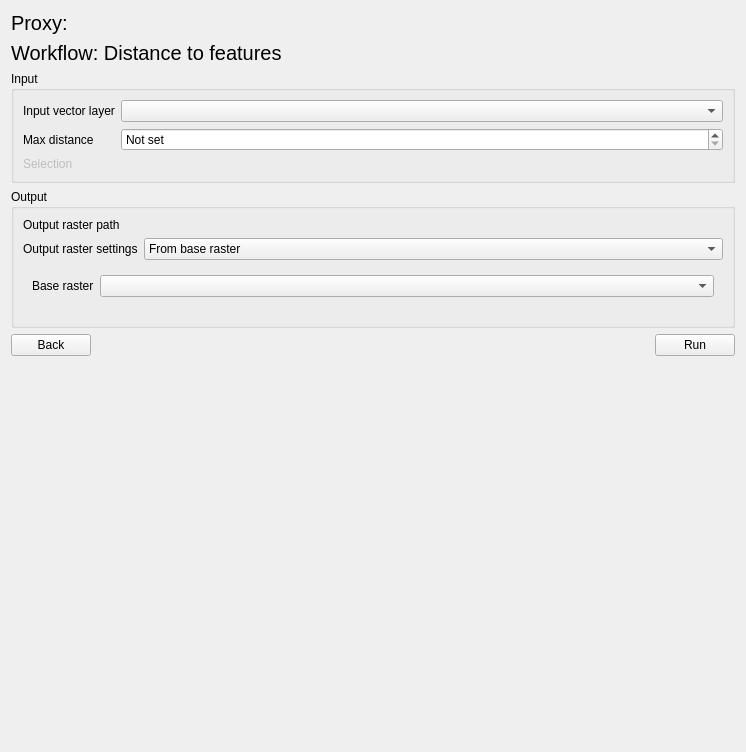
This is eis_qgis_plugin/resources/ui/mineral_proxies/proxy_workflow1_dist_to_features.ui in GispoCoding/eis_qgis_plugin as Qt 5 draws it before an edit. The edited form follows.
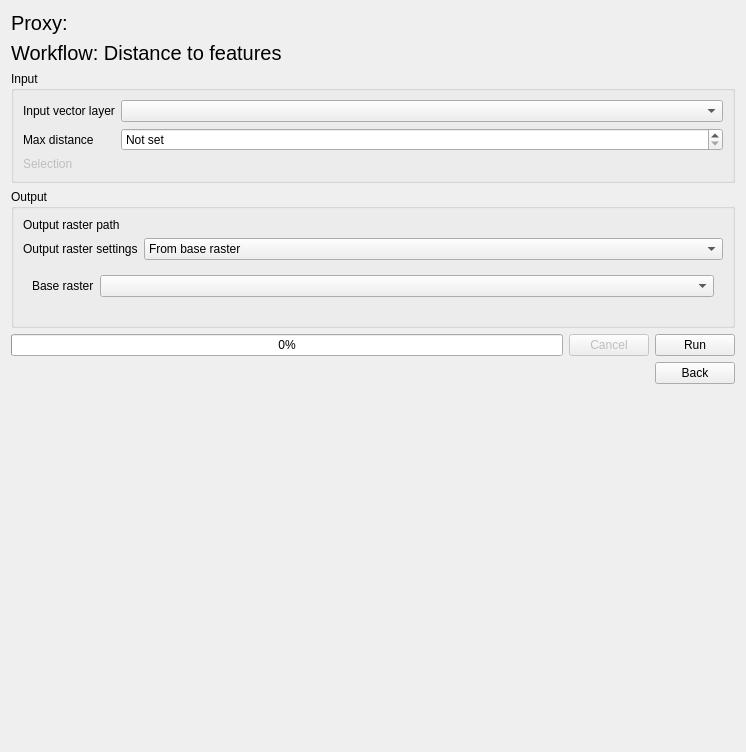
This is the edited form. Custom widgets are drawn as their Qt base class.

Commit message: Added progress bar to proxy processing windows

Diff of the .ui file:
```diff
--- a/eis_qgis_plugin/resources/ui/mineral_proxies/proxy_workflow1_dist_to_features.ui
+++ b/eis_qgis_plugin/resources/ui/mineral_proxies/proxy_workflow1_dist_to_features.ui
@@ -240,15 +240,36 @@
      </layout>
     </widget>
    </item>
+   <item>
+    <layout class="QHBoxLayout" name="horizontalLayout">
+     <item>
+      <widget class="QProgressBar" name="progress_bar">
+       <property name="value">
+        <number>0</number>
+       </property>
+      </widget>
+     </item>
+     <item>
+      <widget class="QPushButton" name="cancel_btn">
+       <property name="enabled">
+        <bool>false</bool>
+       </property>
+       <property name="text">
+        <string>Cancel</string>
+       </property>
+      </widget>
+     </item>
+     <item>
+      <widget class="QPushButton" name="run_btn">
+       <property name="text">
+        <string>Run</string>
+       </property>
+      </widget>
+     </item>
+    </layout>
+   </item>
    <item>
     <layout class="QHBoxLayout" name="btn_layout">
-     <item>
-      <widget class="QPushButton" name="back_btn">
-       <property name="text">
-        <string>Back</string>
-       </property>
-      </widget>
-     </item>
      <item>
       <spacer name="run_btn_spacer">
        <property name="orientation">
@@ -263,9 +284,9 @@
       </spacer>
      </item>
      <item>
-      <widget class="QPushButton" name="run_btn">
+      <widget class="QPushButton" name="back_btn">
        <property name="text">
-        <string>Run</string>
+        <string>Back</string>
        </property>
       </widget>
      </item>
```
The commit also changes 5 other files.
